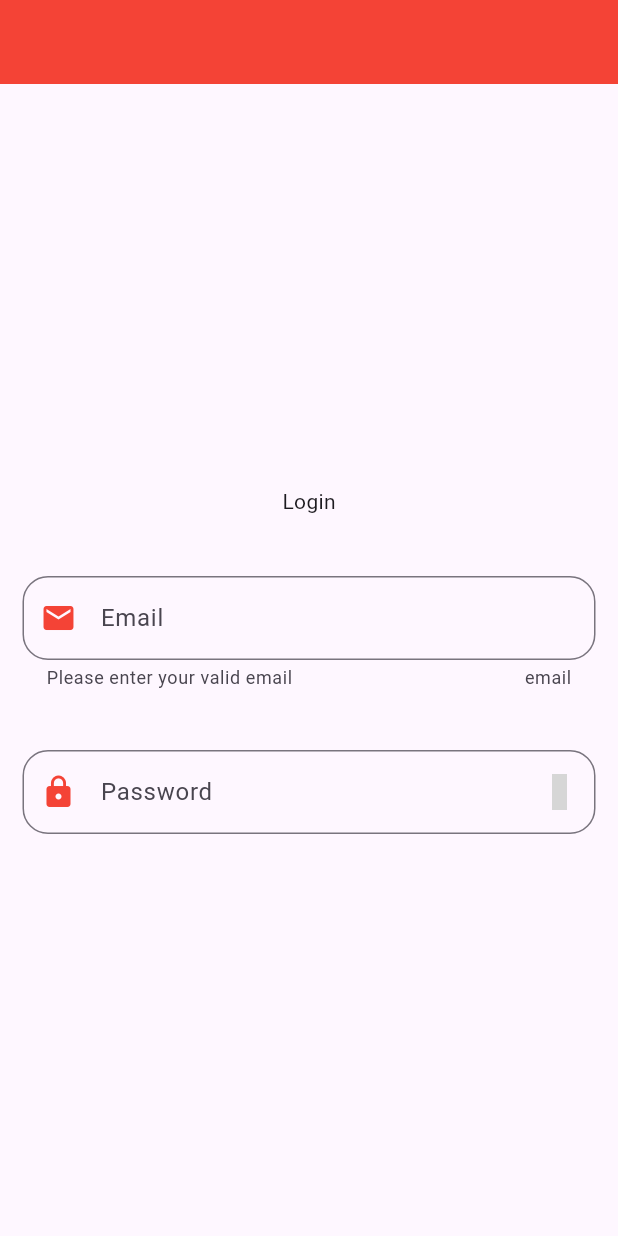
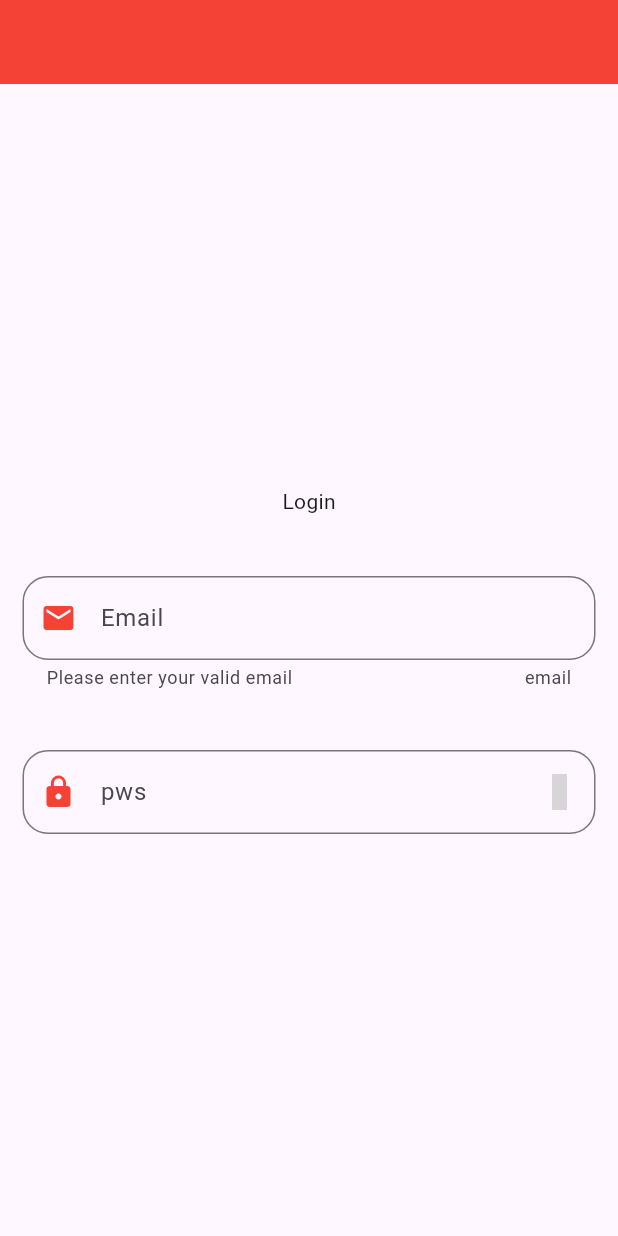
Before and after one commit to kripas1369/atomicapp, a Flutter app: the screen it shows after launch, on a phone screen of 412 x 824 dp. Run offline on Flutter 3.47's test engine with Material 3 defaults, Android fonts, the phone set to English and light mode, and no system bars; statements that could not run were skipped; grey boxes are pictures that could not be loaded.

Commit message:
new branch

```diff
--- a/lib/Textfield.dart
+++ b/lib/Textfield.dart
@@ -45,7 +45,7 @@ class _OurTextfieldState extends State<OurTextfield> {
                 TextFormField(
                   obscureText:click,
                   decoration: InputDecoration(
-                      hintText: "Password",
+                      hintText: "pws",
                       // hintTextDirection: TextDirection.rtl,
                       prefixIcon: Icon(Icons.lock),
                       border:OutlineInputBorder(
```
